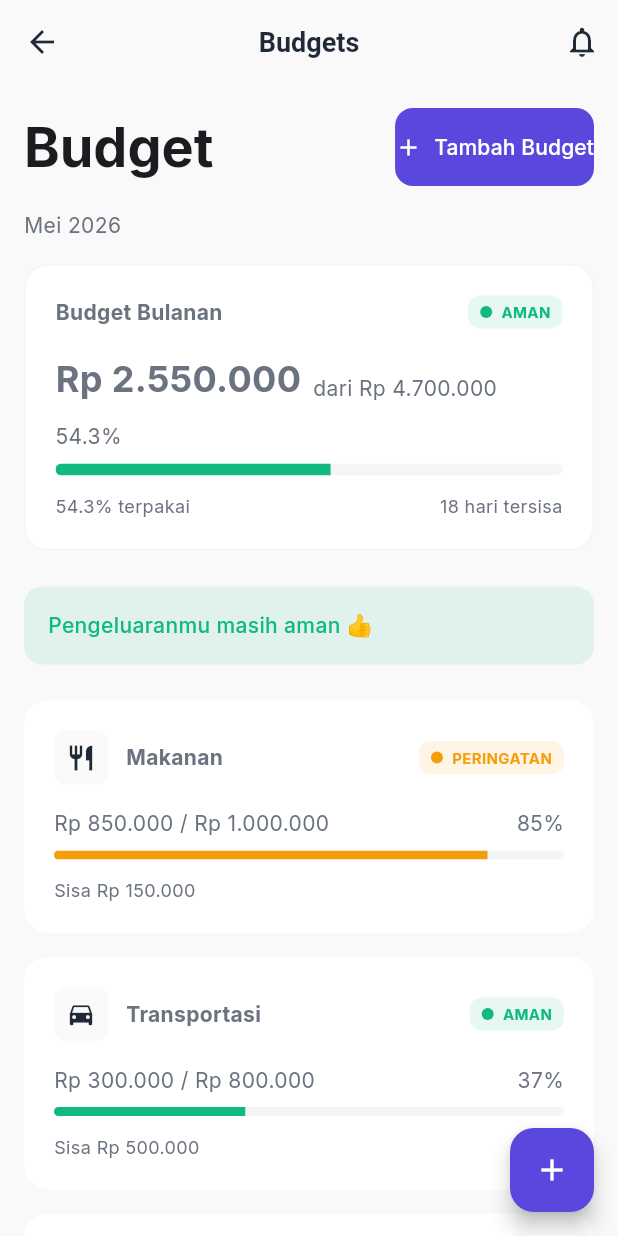
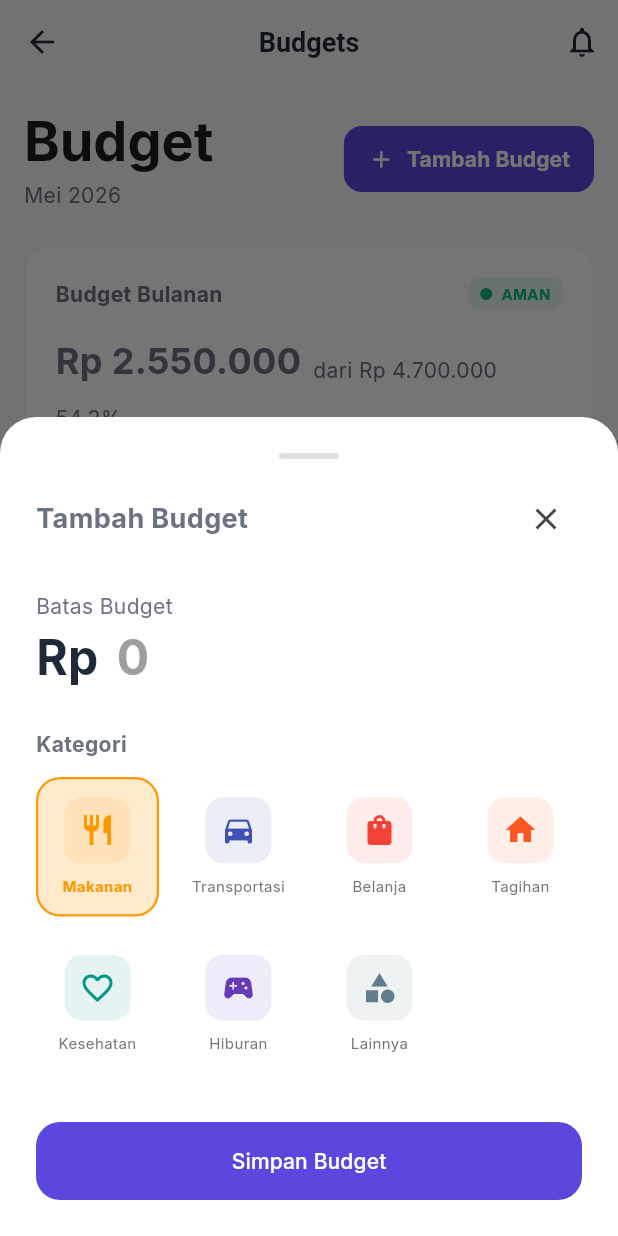
Before and after one commit to Kelompok-2-Tubes-ABP/mobile, a Flutter app: the BudgetScreen screen opened directly, after a tap on "Tambah Budget", on a phone screen of 412 x 824 dp. Run offline on Flutter 3.47's test engine with Material 3 defaults, Android fonts, the phone set to English and light mode, and no system bars; our stand-ins replace google_fonts; accounts and stored records are empty.

Commit message:
feat: implement budget overview screen and modal for creating new budgets

```diff
--- /dev/null
+++ b/lib/screens/budget/add_budget_modal.dart
@@ -0,0 +1,183 @@
+import 'package:flutter/material.dart';
+import 'package:provider/provider.dart';
+import '../../core/theme.dart';
+import '../../models/budget.dart';
+import '../../providers/finance_provider.dart';
+
+class AddBudgetModal extends StatefulWidget {
+  const AddBudgetModal({super.key});
+
+  @override
+  State<AddBudgetModal> createState() => _AddBudgetModalState();
+}
+
+class _AddBudgetModalState extends State<AddBudgetModal> {
+  final TextEditingController _amountController = TextEditingController();
+  String selectedCategory = 'Makanan';
+
+  final List<Map<String, dynamic>> categories = [
+    {'name': 'Makanan', 'icon': Icons.restaurant, 'color': Colors.orange},
+    {'name': 'Transportasi', 'icon': Icons.directions_car, 'color': Colors.indigo},
+    {'name': 'Belanja', 'icon': Icons.shopping_bag, 'color': Colors.red},
+    {'name': 'Tagihan', 'icon': Icons.home, 'color': Colors.deepOrange},
+    {'name': 'Kesehatan', 'icon': Icons.favorite_border, 'color': Colors.teal},
+    {'name': 'Hiburan', 'icon': Icons.sports_esports, 'color': Colors.deepPurple},
+    {'name': 'Lainnya', 'icon': Icons.category, 'color': Colors.blueGrey},
+  ];
+
+  @override
+  Widget build(BuildContext context) {
+    return Container(
+      padding: EdgeInsets.only(
+        bottom: MediaQuery.of(context).viewInsets.bottom,
+      ),
+      decoration: const BoxDecoration(
+        color: Colors.white,
+        borderRadius: BorderRadius.vertical(top: Radius.circular(24)),
+      ),
+      child: SingleChildScrollView(
+        padding: const EdgeInsets.all(24),
+        child: Column(
+          mainAxisSize: MainAxisSize.min,
+          crossAxisAlignment: CrossAxisAlignment.start,
+          children: [
+            Center(
+              child: Container(
+                width: 40,
+                height: 4,
+                decoration: BoxDecoration(
+                  color: Colors.grey.shade300,
+                  borderRadius: BorderRadius.circular(2),
+                ),
+              ),
+            ),
+            const SizedBox(height: 16),
+            Row(
+              mainAxisAlignment: MainAxisAlignment.spaceBetween,
+              children: [
+                const Text(
+                  'Tambah Budget',
+                  style: TextStyle(fontSize: 18, fontWeight: FontWeight.bold),
+                ),
+                IconButton(
+                  icon: const Icon(Icons.close),
+                  onPressed: () => Navigator.pop(context),
+                )
+              ],
+            ),
+            const SizedBox(height: 24),
+
+            // Amount Input
+            const Text('Batas Budget', style: TextStyle(color: AppTheme.textSecondary)),
+            Row(
+              crossAxisAlignment: CrossAxisAlignment.baseline,
+              textBaseline: TextBaseline.alphabetic,
+              children: [
+                const Text('Rp ', style: TextStyle(fontSize: 32, fontWeight: FontWeight.bold, color: AppTheme.textPrimary)),
+                Expanded(
+                  child: TextField(
+                    controller: _amountController,
+                    keyboardType: TextInputType.number,
+                    style: const TextStyle(fontSize: 32, fontWeight: FontWeight.bold),
+                    decoration: const InputDecoration(
+                      hintText: '0',
+                      hintStyle: TextStyle(color: Colors.grey),
+                      border: InputBorder.none,
+                      enabledBorder: InputBorder.none,
+                      focusedBorder: InputBorder.none,
+                      fillColor: Colors.transparent,
+                      contentPadding: EdgeInsets.zero,
+                    ),
+                  ),
+                ),
+              ],
+            ),
+            const SizedBox(height: 24),
+
+            // Category Selection
+            const Text('Kategori', style: TextStyle(color: AppTheme.textSecondary, fontWeight: FontWeight.bold)),
+            const SizedBox(height: 12),
+            Wrap(
+              spacing: 12,
+              runSpacing: 12,
+              children: categories.map((cat) {
+                bool isSelected = selectedCategory == cat['name'];
+                Color catColor = cat['color'];
+                return GestureDetector(
+                  onTap: () => setState(() => selectedCategory = cat['name']),
+                  child: Container(
+                    width: (MediaQuery.of(context).size.width - 48 - 36) / 4,
+                    padding: const EdgeInsets.symmetric(vertical: 12),
+                    decoration: BoxDecoration(
+                      color: isSelected ? catColor.withOpacity(0.2) : Colors.transparent,
+                      borderRadius: BorderRadius.circular(16),
+                      border: Border.all(color: isSelected ? catColor : Colors.transparent, width: 1.5),
+                    ),
+                    child: Column(
+                      mainAxisAlignment: MainAxisAlignment.center,
+                      children: [
+                        Container(
+                          padding: const EdgeInsets.all(10),
+                          decoration: BoxDecoration(
+                            color: catColor.withOpacity(0.1),
+                            borderRadius: BorderRadius.circular(12),
+                          ),
+                          child: Icon(cat['icon'], color: catColor, size: 24),
+                        ),
+                        const SizedBox(height: 8),
+                        Text(
+                          cat['name'],
+                          style: TextStyle(
+                            fontSize: 10,
+                            color: isSelected ? catColor : Colors.grey.shade600,
+                            fontWeight: isSelected ? FontWeight.bold : FontWeight.normal
+                          ),
+                          textAlign: TextAlign.center,
+                          maxLines: 1,
+                          overflow: TextOverflow.ellipsis,
+                        ),
+                      ],
+                    ),
+                  ),
+                );
+              }).toList(),
+            ),
+            const SizedBox(height: 32),
+
+            // Save Button
+            SizedBox(
+              width: double.infinity,
+              child: ElevatedButton(
+                onPressed: _saveBudget,
+                style: ElevatedButton.styleFrom(
+                  backgroundColor: AppTheme.primaryColor,
+                  foregroundColor: Colors.white,
+                  padding: const EdgeInsets.symmetric(vertical: 16),
+                  shape: RoundedRectangleBorder(
+                    borderRadius: BorderRadius.circular(16),
+                  ),
+                ),
+                child: const Text('Simpan Budget'),
+              ),
+            ),
+          ],
+        ),
+      ),
+    );
+  }
+
+  void _saveBudget() {
+    final amount = double.tryParse(_amountController.text) ?? 0;
+    if (amount <= 0) return;
+
+    final newBudget = Budget(
+      id: DateTime.now().toString(),
+      category: selectedCategory,
+      limit: amount,
+      spent: 0,
+    );
+
+    context.read<FinanceProvider>().addBudget(newBudget);
+    Navigator.pop(context);
+  }
+}
--- a/lib/screens/budget/budget_screen.dart
+++ b/lib/screens/budget/budget_screen.dart
@@ -4,6 +4,7 @@ import '../../core/theme.dart';
 import '../../core/utils.dart';
 import '../../providers/finance_provider.dart';
 import '../../models/budget.dart';
+import 'add_budget_modal.dart';
 
 class BudgetScreen extends StatelessWidget {
   const BudgetScreen({super.key});
@@ -30,18 +31,39 @@ class BudgetScreen extends StatelessWidget {
         children: [
           Row(
             mainAxisAlignment: MainAxisAlignment.spaceBetween,
+            crossAxisAlignment: CrossAxisAlignment.center,
             children: [
-              Text('Budget', style: Theme.of(context).textTheme.displaySmall?.copyWith(fontWeight: FontWeight.bold)),
+              Column(
+                crossAxisAlignment: CrossAxisAlignment.start,
+                children: [
+                  Text('Budget', style: Theme.of(context).textTheme.displaySmall?.copyWith(fontWeight: FontWeight.bold)),
+                  const SizedBox(height: 4),
+                  Text('Mei 2026', style: TextStyle(color: AppTheme.textSecondary)),
+                ],
+              ),
               ElevatedButton.icon(
-                onPressed: () {},
+                onPressed: () {
+                  showModalBottomSheet(
+                    context: context,
+                    isScrollControlled: true,
+                    backgroundColor: Colors.transparent,
+                    builder: (context) => const AddBudgetModal(),
+                  );
+                },
+                style: ElevatedButton.styleFrom(
+                  backgroundColor: AppTheme.primaryColor,
+                  foregroundColor: Colors.white,
+                  padding: const EdgeInsets.symmetric(horizontal: 16, vertical: 12),
+                  shape: RoundedRectangleBorder(
+                    borderRadius: BorderRadius.circular(12),
+                  ),
+                ),
                 icon: const Icon(Icons.add, size: 18),
-                label: const Text('Tambah Budget'),
+                label: const Text('Tambah Budget', style: TextStyle(fontWeight: FontWeight.bold)),
               ),
             ],
           ),
-          const SizedBox(height: 16),
-          Text('Mei 2026', style: TextStyle(color: AppTheme.textSecondary)),
-          const SizedBox(height: 16),
+          const SizedBox(height: 24),
 
           // Monthly Summary Card
           Container(
```
